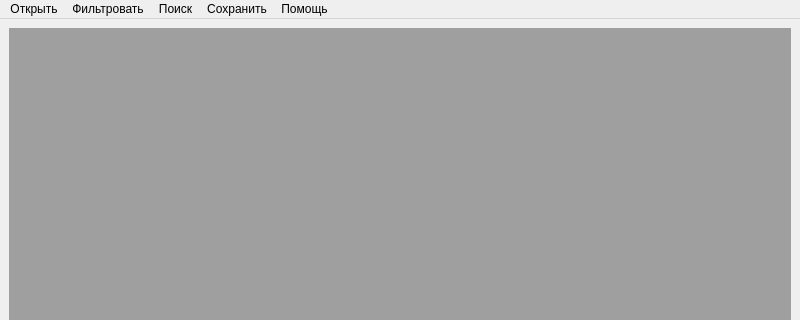
Before: the Qt Designer form task4/Task4/ui/view/mainwindow/mainwindow.ui in 123abc1920/ci, drawn with Qt 5; both pictures show x 0 to 800 and y 0 to 320 of the 800 by 600 pixel window.
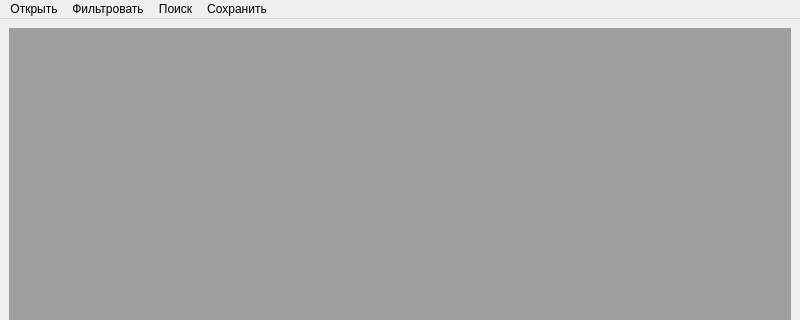
After: the same form once the commit is applied.

Commit message: fix: remove unnessecory btns

The edit to the form file:
```diff
--- a/task4/Task4/ui/view/mainwindow/mainwindow.ui
+++ b/task4/Task4/ui/view/mainwindow/mainwindow.ui
@@ -41,12 +41,6 @@
     </property>
     <addaction name="saveBtn"/>
    </widget>
-   <widget class="QMenu" name="help">
-    <property name="title">
-     <string>Помощь</string>
-    </property>
-    <addaction name="action_3"/>
-   </widget>
    <widget class="QMenu" name="menu">
     <property name="title">
      <string>Фильтровать</string>
@@ -63,7 +57,6 @@
    <addaction name="menu"/>
    <addaction name="search"/>
    <addaction name="saveFile"/>
-   <addaction name="help"/>
   </widget>
   <widget class="QStatusBar" name="statusbar"/>
   <action name="openFile">
```
